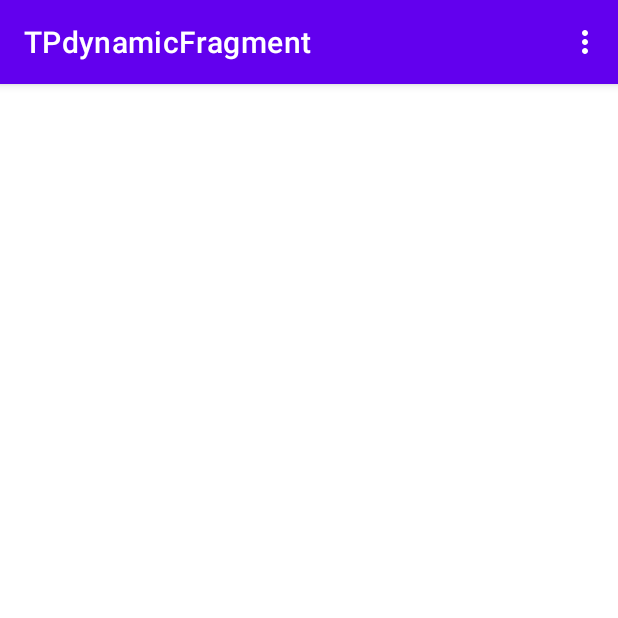
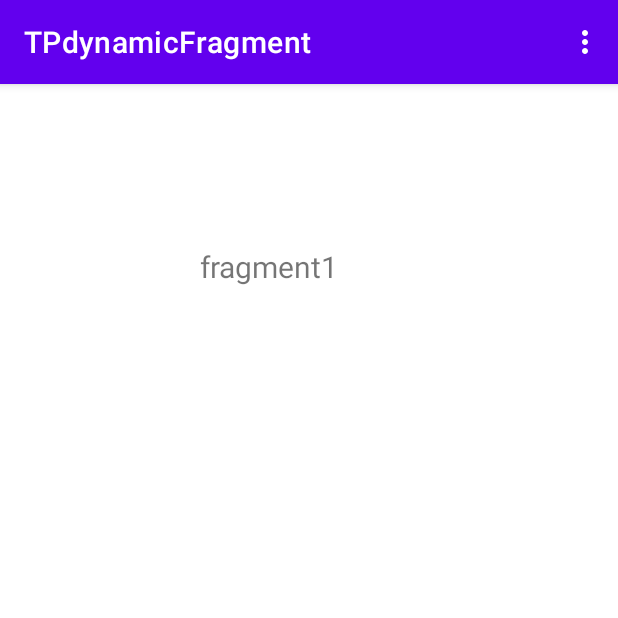
Before and after one commit to david95110/TPdynamicFragment, an Android app: the screen it shows after launch (MainActivity), on a phone screen of 412 x 824 dp, the top half of it. Run offline under Robolectric (Android 15) with nearby library versions, the phone set to English and light mode, and no system bars.

```diff
--- a/app/src/main/res/layout/activity_main.xml
+++ b/app/src/main/res/layout/activity_main.xml
@@ -1,11 +1,11 @@
 <?xml version="1.0" encoding="utf-8"?>
-<androidx.drawerlayout.widget.DrawerLayout
-    layout_width=""
-    layout_height=""
-    >
-<LinearLayout xmlns:android="http://schemas.android.com/apk/res/android"
+<androidx.drawerlayout.widget.DrawerLayout xmlns:android="http://schemas.android.com/apk/res/android"
     xmlns:app="http://schemas.android.com/apk/res-auto"
     xmlns:tools="http://schemas.android.com/tools"
+    android:layout_width="match_parent"
+    android:layout_height="match_parent"
+    >
+<LinearLayout
     android:layout_width="match_parent"
     android:layout_height="match_parent"
     android:orientation="vertical"
```
